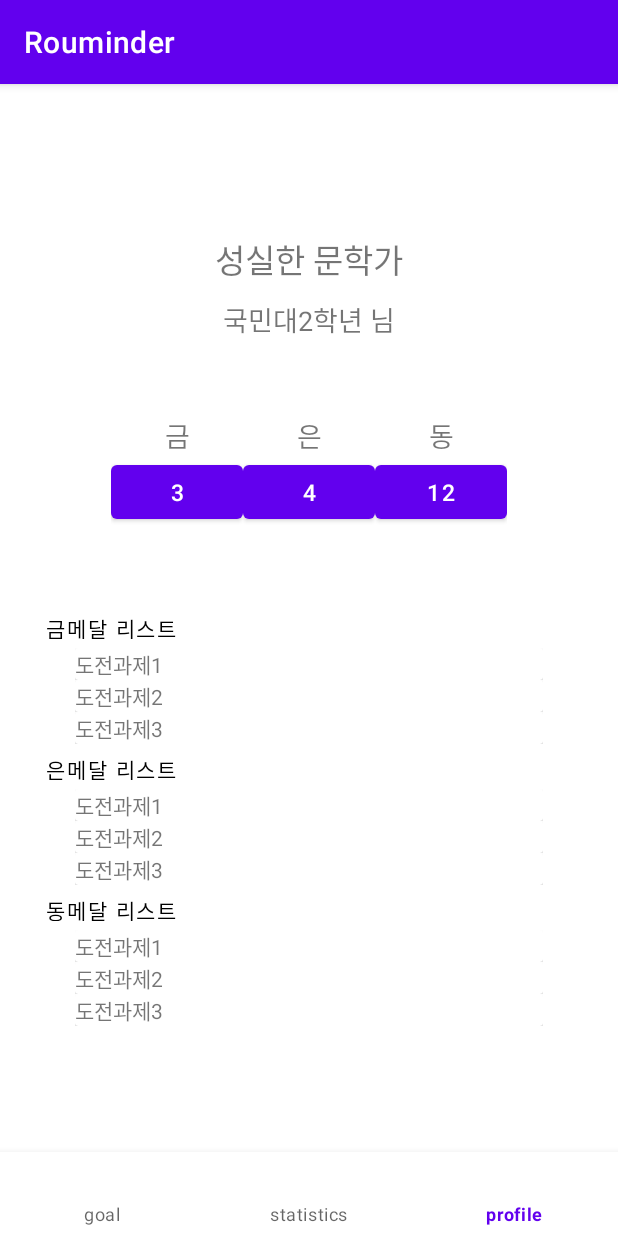
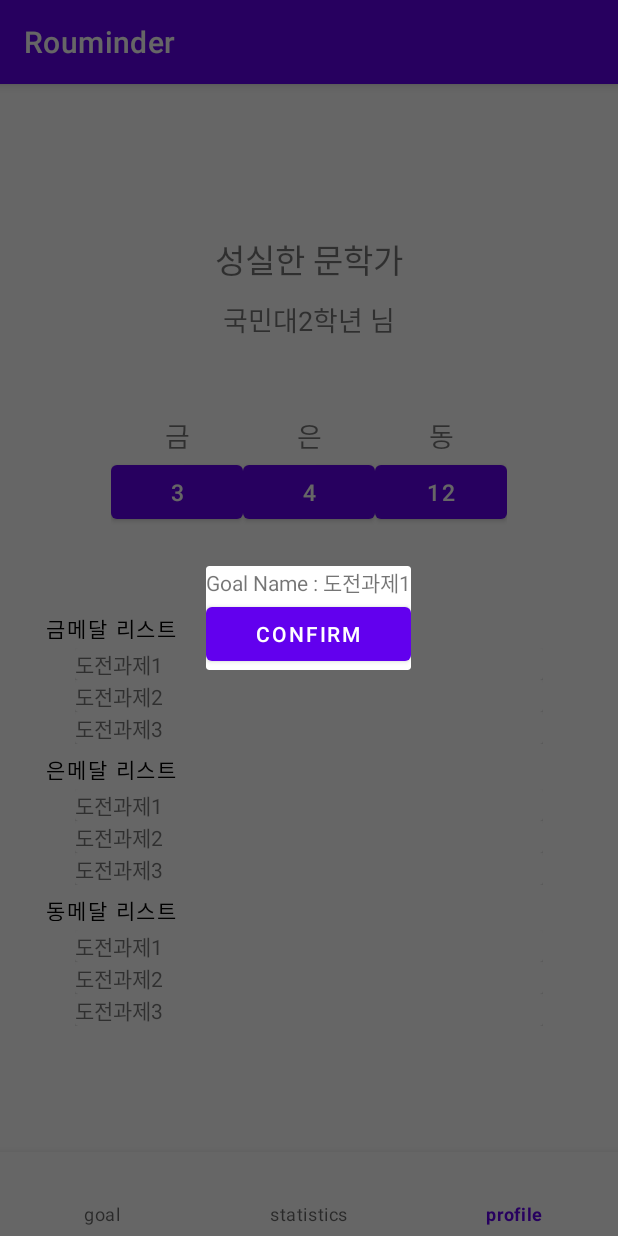
Before and after one commit to pcjs156/Rouminder_android_client, an Android app: the GoalFragment screen opened directly, with no data from a screen before it, item 3 of the bottom bar chosen, on a phone screen of 412 x 824 dp. Run offline under Robolectric (Android 15) with nearby library versions, the phone set to English and light mode, and no system bars; our stand-ins replace Firebase (no records; nobody signed in at launch, a user with empty details on screens opened directly); libraries missing offline, so code that uses them is left out: com.dinuscxj.progressbar, com.nex3z.togglebuttongroup; 16 statements that could not run were skipped.

Commit message:
challenge dialog fragment added
skeleton

```diff
--- /dev/null
+++ b/app/src/main/java/com/example/rouminder/fragments/ChallengeDescribeFragment.java
@@ -0,0 +1,45 @@
+package com.example.rouminder.fragments;
+
+import android.os.Bundle;
+import android.view.LayoutInflater;
+import android.view.View;
+import android.view.ViewGroup;
+import android.widget.Button;
+import android.widget.TextView;
+
+import androidx.fragment.app.DialogFragment;
+
+import com.example.rouminder.ChallengeItem;
+import com.example.rouminder.R;
+import com.example.rouminder.data.goalsystem.Goal;
+
+import javax.annotation.Nullable;
+
+public class ChallengeDescribeFragment extends DialogFragment implements View.OnClickListener {
+    ChallengeItem challengeItem;
+
+    public ChallengeDescribeFragment(ChallengeItem challengeItem) {
+        this.challengeItem = challengeItem;
+    }
+
+    @Nullable
+    @Override
+    public View onCreateView(LayoutInflater inflater, @Nullable ViewGroup container, @Nullable Bundle savedInstanceState) {
+        View v = inflater.inflate(R.layout.fragment_challenge_describe, container);
+        Button buttonConfirm = (Button) v.findViewById(R.id.buttonConfirm2);
+        TextView textViewChallengeName = (TextView) v.findViewById(R.id.textViewChallengeName);
+
+        String name = "Goal Name : " + challengeItem.getChallengeName();
+
+        textViewChallengeName.setText(name);
+
+        buttonConfirm.setOnClickListener(this);
+        setCancelable(false);
+        return v;
+    }
+
+    @Override
+    public void onClick(View v) {
+        dismiss();
+    }
+}
--- a/app/src/main/java/com/example/rouminder/fragments/GoalFragment.java
+++ b/app/src/main/java/com/example/rouminder/fragments/GoalFragment.java
@@ -130,9 +130,9 @@ public class GoalFragment extends Fragment {
         goalManager.addGoal(new CountGoal(goalManager, 1, "물 마시기", from, to, 1, 5, "회"));
         goalManager.addGoal(new CheckGoal(goalManager, 2, "한강 가기", from, to, 1));
 
-        Log.d("TestCode", "FragmentGoalDescribe Start");
-        GoalDescribeFragment goalDescribeFragment = new GoalDescribeFragment(goalManager.getGoal(0));
-        goalDescribeFragment.show(getActivity().getSupportFragmentManager(),null);
+       // Log.d("TestCode", "FragmentGoalDescribe Start");
+       // GoalDescribeFragment goalDescribeFragment = new GoalDescribeFragment(goalManager.getGoal(2));
+       // goalDescribeFragment.show(getActivity().getSupportFragmentManager(),null);
 
 //        ArrayList<GoalItem> list = new ArrayList<>();
 //        list.add(new GoalItem("밥 먹기"
--- a/app/src/main/java/com/example/rouminder/fragments/ProfileFragment.java
+++ b/app/src/main/java/com/example/rouminder/fragments/ProfileFragment.java
@@ -59,6 +59,11 @@ public class ProfileFragment extends Fragment implements View.OnClickListener {
         bronzeListContents.setLayoutManager(new LinearLayoutManager(getActivity().getApplicationContext()));
         bronzeListContents.setAdapter(bronzeAdapter);
 
+        Log.d("TestCode", "ChallengeDescribeFragment Start");
+
+        ChallengeDescribeFragment challengeDescribeFragment = new ChallengeDescribeFragment(testList.get(0));
+        challengeDescribeFragment.show(getActivity().getSupportFragmentManager(),null);
+
         // Inflate the layout for this fragment
         return root;
     }
--- /dev/null
+++ b/app/src/main/res/layout/fragment_challenge_describe.xml
@@ -0,0 +1,18 @@
+<?xml version="1.0" encoding="utf-8"?>
+<LinearLayout xmlns:android="http://schemas.android.com/apk/res/android"
+    android:orientation="vertical"
+    android:layout_width="match_parent"
+    android:layout_height="match_parent">
+
+    <TextView
+        android:id="@+id/textViewChallengeName"
+        android:layout_width="match_parent"
+        android:layout_height="wrap_content"
+        android:text="TextView" />
+
+    <Button
+        android:id="@+id/buttonConfirm2"
+        android:layout_width="match_parent"
+        android:layout_height="wrap_content"
+        android:text="Confirm" />
+</LinearLayout>
```
